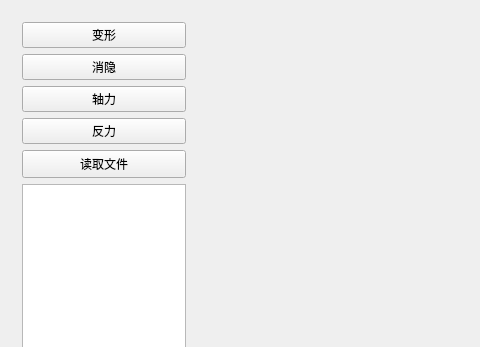
Qt form Fem_Visualize/Fem_Visualize.ui (Shixuku/Fem_Visualize) before a commit; both pictures show x 0 to 480 and y 0 to 347 of the 957 by 807 pixel window.
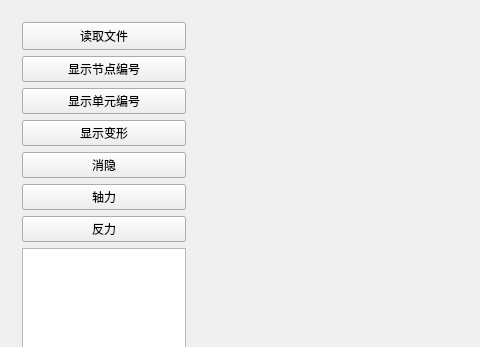
The same form after that commit. Custom widgets are drawn as their Qt base class.

Commit message: 1.增加右键菜单可以选择窗选或点选单元

The edit to the form file:
```diff
--- a/Fem_Visualize/Fem_Visualize.ui
+++ b/Fem_Visualize/Fem_Visualize.ui
@@ -17,34 +17,6 @@
    <item>
     <widget class="QWidget" name="widget_2" native="true">
      <layout class="QVBoxLayout" name="verticalLayout">
-      <item>
-       <widget class="QPushButton" name="pushButtonDis">
-        <property name="text">
-         <string>变形</string>
-        </property>
-       </widget>
-      </item>
-      <item>
-       <widget class="QPushButton" name="pushButtonShow">
-        <property name="text">
-         <string>消隐</string>
-        </property>
-       </widget>
-      </item>
-      <item>
-       <widget class="QPushButton" name="pushButtonForce">
-        <property name="text">
-         <string>轴力</string>
-        </property>
-       </widget>
-      </item>
-      <item>
-       <widget class="QPushButton" name="pushButtonRea">
-        <property name="text">
-         <string>反力</string>
-        </property>
-       </widget>
-      </item>
       <item>
        <widget class="QPushButton" name="pushButtonSelFile">
         <property name="minimumSize">
@@ -58,6 +30,48 @@
         </property>
        </widget>
       </item>
+      <item>
+       <widget class="QPushButton" name="pushButtonPoint">
+        <property name="text">
+         <string>显示节点编号</string>
+        </property>
+       </widget>
+      </item>
+      <item>
+       <widget class="QPushButton" name="pushButtonCell">
+        <property name="text">
+         <string>显示单元编号</string>
+        </property>
+       </widget>
+      </item>
+      <item>
+       <widget class="QPushButton" name="pushButtonDis">
+        <property name="text">
+         <string>显示变形</string>
+        </property>
+       </widget>
+      </item>
+      <item>
+       <widget class="QPushButton" name="pushButtonShow">
+        <property name="text">
+         <string>消隐</string>
+        </property>
+       </widget>
+      </item>
+      <item>
+       <widget class="QPushButton" name="pushButtonForce">
+        <property name="text">
+         <string>轴力</string>
+        </property>
+       </widget>
+      </item>
+      <item>
+       <widget class="QPushButton" name="pushButtonRea">
+        <property name="text">
+         <string>反力</string>
+        </property>
+       </widget>
+      </item>
       <item>
        <widget class="QTreeView" name="treeView"/>
       </item>
```
The commit also changes 2 other files.
